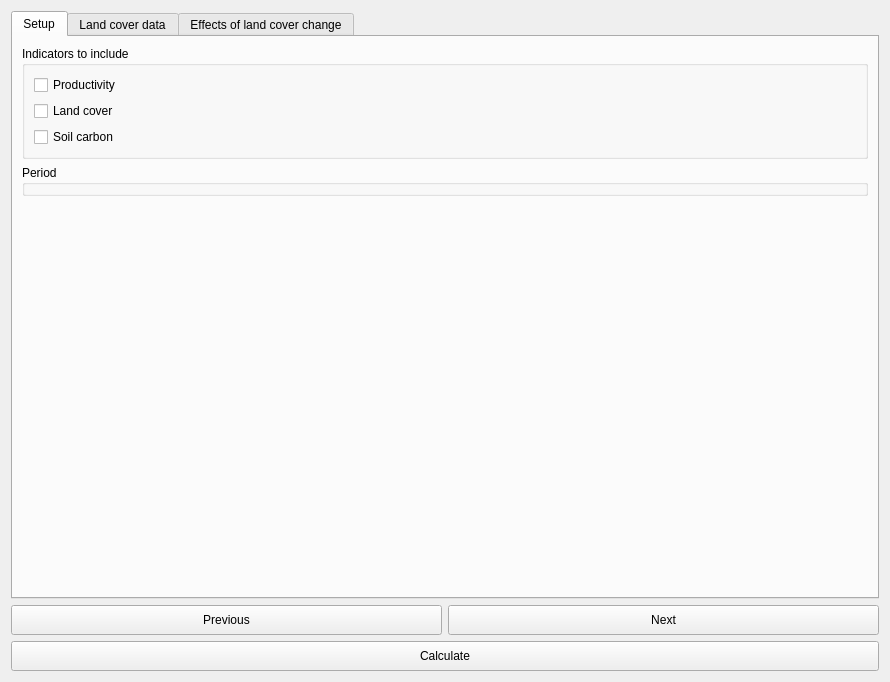
First picture: the form in LDMP/gui/DlgCalculateSDGOneStep.ui, repository ConservationInternational/trends.earth, before the edit.
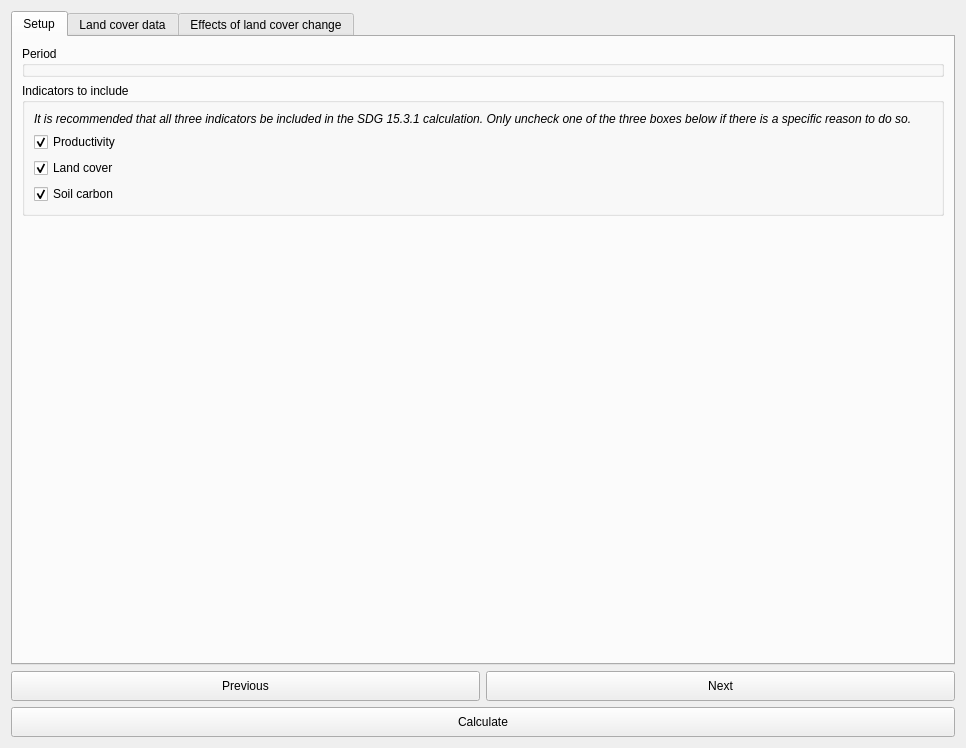
Second picture: the form after the edit.

Commit message: Add note on why to use all three indicators.

Patch:
```diff
--- a/LDMP/gui/DlgCalculateSDGOneStep.ui
+++ b/LDMP/gui/DlgCalculateSDGOneStep.ui
@@ -6,8 +6,8 @@
    <rect>
     <x>0</x>
     <y>0</y>
-    <width>890</width>
-    <height>656</height>
+    <width>966</width>
+    <height>748</height>
    </rect>
   </property>
   <property name="sizePolicy">
@@ -39,17 +39,42 @@
        <string>Setup</string>
       </attribute>
       <layout class="QVBoxLayout" name="verticalLayout_3">
+       <item>
+        <widget class="QGroupBox" name="groupBox_4">
+         <property name="title">
+          <string>Period</string>
+         </property>
+        </widget>
+       </item>
        <item>
         <widget class="QGroupBox" name="groupBox_3">
          <property name="title">
           <string>Indicators to include</string>
          </property>
          <layout class="QVBoxLayout" name="verticalLayout_5">
+          <item>
+           <widget class="QLabel" name="label_8">
+            <property name="font">
+             <font>
+              <italic>true</italic>
+             </font>
+            </property>
+            <property name="text">
+             <string>It is recommended that all three indicators be included in the SDG 15.3.1 calculation. Only uncheck one of the three boxes below if there is a specific reason to do so.</string>
+            </property>
+            <property name="wordWrap">
+             <bool>true</bool>
+            </property>
+           </widget>
+          </item>
           <item>
            <widget class="QCheckBox" name="checkBox_3">
             <property name="text">
              <string>Productivity</string>
             </property>
+            <property name="checked">
+             <bool>true</bool>
+            </property>
            </widget>
           </item>
           <item>
@@ -57,6 +82,9 @@
             <property name="text">
              <string>Land cover</string>
             </property>
+            <property name="checked">
+             <bool>true</bool>
+            </property>
            </widget>
           </item>
           <item>
@@ -64,18 +92,14 @@
             <property name="text">
              <string>Soil carbon</string>
             </property>
+            <property name="checked">
+             <bool>true</bool>
+            </property>
            </widget>
           </item>
          </layout>
         </widget>
        </item>
-       <item>
-        <widget class="QGroupBox" name="groupBox_4">
-         <property name="title">
-          <string>Period</string>
-         </property>
-        </widget>
-       </item>
        <item>
         <spacer name="verticalSpacer">
          <property name="orientation">
```
